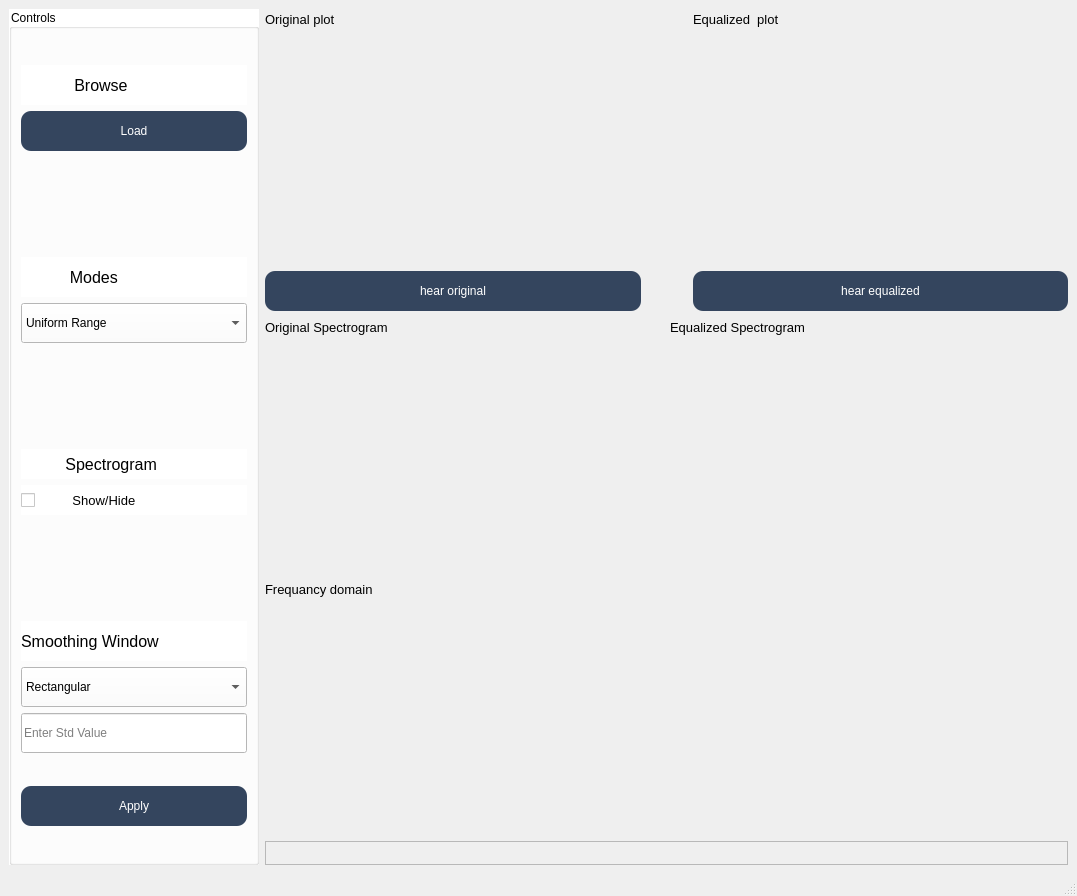
Before: the Qt Designer form task3.ui in malaknasser812/SBME_DSP_Signal-Equalizer, drawn with Qt 5.
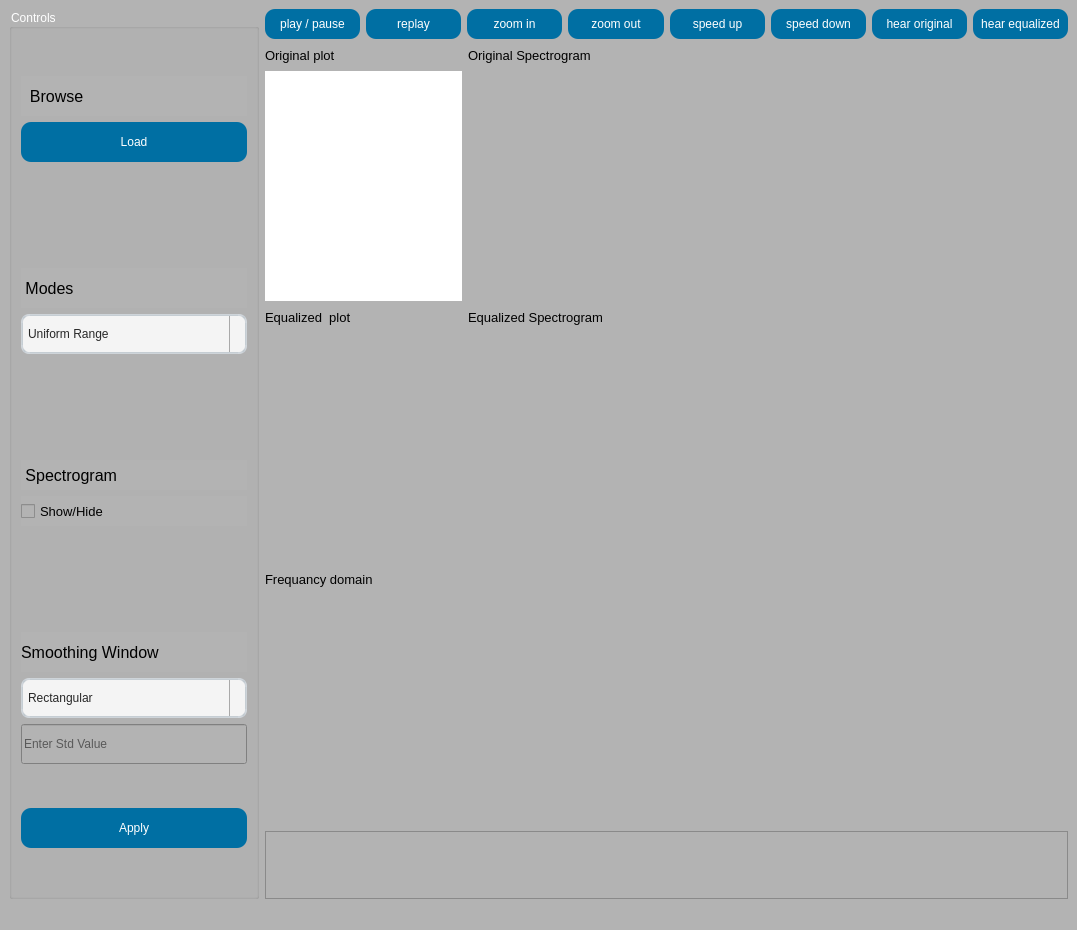
After: the same form once the commit is applied. Icons and pictures are not drawn. Custom widgets are drawn as their Qt base class.

Commit message: from faroooo7aa

Patch:
```diff
--- a/task3.ui
+++ b/task3.ui
@@ -7,19 +7,23 @@
     <x>0</x>
     <y>0</y>
     <width>1077</width>
-    <height>896</height>
+    <height>930</height>
    </rect>
   </property>
   <property name="windowTitle">
    <string>EqualizerApp</string>
   </property>
+  <property name="styleSheet">
+   <string notr="true">background : rgb(179, 179, 179)
+</string>
+  </property>
   <widget class="QWidget" name="centralwidget">
    <property name="styleSheet">
     <string notr="true"/>
    </property>
-   <layout class="QGridLayout" name="gridLayout_6">
+   <layout class="QGridLayout" name="gridLayout_4">
     <item row="0" column="0">
-     <layout class="QGridLayout" name="gridLayout_5">
+     <layout class="QGridLayout" name="gridLayout">
       <item row="0" column="0">
        <widget class="QGroupBox" name="groupBox">
         <property name="minimumSize">
@@ -35,8 +39,9 @@
          </size>
         </property>
         <property name="styleSheet">
-         <string notr="true">
-background-color:#ffffff</string>
+         <string notr="true">color: white;
+background : rgb(179, 179, 179)
+</string>
         </property>
         <property name="title">
          <string>Controls </string>
@@ -57,8 +62,9 @@
             </size>
            </property>
            <property name="styleSheet">
-            <string notr="true">QPushButton {
-background :#34455e;
+            <string notr="true">
+QPushButton {
+background :rgb(0, 111, 163);
 border-radius: 10px;
 color: white;
 }
@@ -70,8 +76,7 @@
 
 border-radius: 10px ; 
 color:#34455e;
-}
-</string>
+}</string>
            </property>
            <property name="text">
             <string>Apply</string>
@@ -103,6 +108,10 @@
                  <bold>false</bold>
                 </font>
                </property>
+               <property name="styleSheet">
+                <string notr="true">color: black
+;</string>
+               </property>
                <property name="text">
                 <string>Smoothing Window</string>
                </property>
@@ -123,7 +132,48 @@
                 </size>
                </property>
                <property name="styleSheet">
-                <string notr="true">background-color: #ffffff;</string>
+                <string notr="true">QComboBox, QFontComboBox {
+    border-width: 2px;
+    border-radius: 8px;
+    border-style: solid;
+    border-top-color: qlineargradient(spread:pad, x1:0.5, y1:1, x2:0.5, y2:0, stop:0 #c1c9cf, stop:1 #d2d8dd);
+    border-right-color: qlineargradient(spread:pad, x1:0, y1:0, x2:1, y2:0, stop:0 #c1c9cf, stop:1 #d2d8dd);
+    border-bottom-color: qlineargradient(spread:pad, x1:0.5, y1:0, x2:0.5, y2:1, stop:0 #c1c9cf, stop:1 #d2d8dd);
+    border-left-color: qlineargradient(spread:pad, x1:1, y1:0, x2:0, y2:0, stop:0 #c1c9cf, stop:1 #d2d8dd);
+    background-color: #f4f4f4;
+    color: #272727;
+    padding-left: 5px;
+}
+QComboBox:editable, QComboBox:!editable, QComboBox::drop-down:editable, QComboBox:!editable:on, QComboBox::drop-down:editable:on {
+    background: #ffff;
+}
+QComboBox::drop-down {
+    subcontrol-origin: padding;
+    subcontrol-position: top right;
+    width: 15px;
+    color: #272727;
+    border-left-width: 1px;
+    border-left-color: darkgray;
+    border-left-style: solid;
+    border-top-right-radius: 3px;
+    border-bottom-right-radius: 3px;
+}
+QComboBox::down-arrow {
+    image: url(/usr/share/icons/Adwaita/16x16/actions/go-down-symbolic.symbolic.png); /*Adawaita icon thene*/
+}
+
+QComboBox::down-arrow:on {
+    top: 1px;
+    left: 1px;
+}
+QComboBox QAbstractItemView {
+    border: 1px solid darkgray;
+    border-radius: 8px;
+    selection-background-color: #dadada;
+    selection-color: #272727;
+    color: #272727;
+    background: white;
+}</string>
                </property>
                <item>
                 <property name="text">
@@ -169,6 +219,10 @@
                <height>40</height>
               </size>
              </property>
+             <property name="styleSheet">
+              <string notr="true">color: black
+;</string>
+             </property>
              <property name="placeholderText">
               <string>Enter Std Value</string>
              </property>
@@ -197,8 +251,12 @@
                  <bold>false</bold>
                 </font>
                </property>
+               <property name="styleSheet">
+                <string notr="true">color: black
+;</string>
+               </property>
                <property name="text">
-                <string>            Browse</string>
+                <string>  Browse</string>
                </property>
               </widget>
              </item>
@@ -219,7 +277,7 @@
                <property name="styleSheet">
                 <string notr="true">
 QPushButton {
-background :#34455e;
+background :rgb(0, 111, 163);
 border-radius: 10px;
 color: white;
 }
@@ -279,8 +337,12 @@
                  <bold>false</bold>
                 </font>
                </property>
+               <property name="styleSheet">
+                <string notr="true">color: black
+;</string>
+               </property>
                <property name="text">
-                <string>           Modes </string>
+                <string> Modes </string>
                </property>
               </widget>
              </item>
@@ -299,7 +361,48 @@
                 </size>
                </property>
                <property name="styleSheet">
-                <string notr="true">background-color: #ffffff;</string>
+                <string notr="true">QComboBox, QFontComboBox {
+    border-width: 2px;
+    border-radius: 8px;
+    border-style: solid;
+    border-top-color: qlineargradient(spread:pad, x1:0.5, y1:1, x2:0.5, y2:0, stop:0 #c1c9cf, stop:1 #d2d8dd);
+    border-right-color: qlineargradient(spread:pad, x1:0, y1:0, x2:1, y2:0, stop:0 #c1c9cf, stop:1 #d2d8dd);
+    border-bottom-color: qlineargradient(spread:pad, x1:0.5, y1:0, x2:0.5, y2:1, stop:0 #c1c9cf, stop:1 #d2d8dd);
+    border-left-color: qlineargradient(spread:pad, x1:1, y1:0, x2:0, y2:0, stop:0 #c1c9cf, stop:1 #d2d8dd);
+    background-color: #f4f4f4;
+    color: #272727;
+    padding-left: 5px;
+}
+QComboBox:editable, QComboBox:!editable, QComboBox::drop-down:editable, QComboBox:!editable:on, QComboBox::drop-down:editable:on {
+    background: #ffff;
+}
+QComboBox::drop-down {
+    subcontrol-origin: padding;
+    subcontrol-position: top right;
+    width: 15px;
+    color: #272727;
+    border-left-width: 1px;
+    border-left-color: darkgray;
+    border-left-style: solid;
+    border-top-right-radius: 3px;
+    border-bottom-right-radius: 3px;
+}
+QComboBox::down-arrow {
+    image: url(/usr/share/icons/Adwaita/16x16/actions/go-down-symbolic.symbolic.png); /*Adawaita icon thene*/
+}
+
+QComboBox::down-arrow:on {
+    top: 1px;
+    left: 1px;
+}
+QComboBox QAbstractItemView {
+    border: 1px solid darkgray;
+    border-radius: 8px;
+    selection-background-color: #dadada;
+    selection-color: #272727;
+    color: #272727;
+    background: white;
+}</string>
                </property>
                <property name="currentIndex">
                 <number>0</number>
@@ -363,8 +466,12 @@
                  <bold>false</bold>
                 </font>
                </property>
+               <property name="styleSheet">
+                <string notr="true">color: black
+;</string>
+               </property>
                <property name="text">
-                <string>          Spectrogram </string>
+                <string> Spectrogram </string>
                </property>
               </widget>
              </item>
@@ -389,8 +496,12 @@
                  <bold>false</bold>
                 </font>
                </property>
+               <property name="styleSheet">
+                <string notr="true">color: black
+;</string>
+               </property>
                <property name="text">
-                <string>         Show/Hide</string>
+                <string>Show/Hide</string>
                </property>
               </widget>
              </item>
@@ -418,250 +529,236 @@
        </widget>
       </item>
       <item row="0" column="1">
-       <layout class="QGridLayout" name="gridLayout_4">
-        <item row="0" column="0">
          <layout class="QVBoxLayout" name="verticalLayout_10">
           <item>
-           <layout class="QGridLayout" name="gridLayout">
-            <item row="0" column="0">
-             <layout class="QHBoxLayout" name="horizontalLayout">
+         <layout class="QVBoxLayout" name="verticalLayout_9">
               <item>
-               <layout class="QVBoxLayout" name="verticalLayout_2">
-                <item>
-                 <widget class="QLabel" name="label">
-                  <property name="minimumSize">
-                   <size>
-                    <width>0</width>
-                    <height>20</height>
-                   </size>
-                  </property>
-                  <property name="maximumSize">
-                   <size>
-                    <width>16777215</width>
-                    <height>20</height>
-                   </size>
-                  </property>
-                  <property name="font">
-                   <font>
-                    <pointsize>10</pointsize>
-                    <weight>50</weight>
-                    <bold>false</bold>
-                   </font>
-                  </property>
-                  <property name="text">
-                   <string>Original plot </string>
-                  </property>
-                 </widget>
-                </item>
-                <item>
-                 <widget class="PlotWidget" name="original_graph" native="true">
-                  <property name="minimumSize">
-                   <size>
-                    <width>0</width>
-                    <height>230</height>
-                   </size>
-                  </property>
-                  <property name="maximumSize">
-                   <size>
-                    <width>16777215</width>
-                    <height>230</height>
-                   </size>
-                  </property>
-                 </widget>
-                </item>
-                <item>
-                 <widget class="QPushButton" name="hear_orig_btn">
-                  <property name="minimumSize">
-                   <size>
-                    <width>0</width>
-                    <height>40</height>
-                   </size>
-                  </property>
-                  <property name="styleSheet">
-                   <string notr="true">
-QPushButton {
-background :#34455e;
-border-radius: 10px;
-color: white;
-}
-
-QPushButton:hover {
-    background-color: white;
-    border: 2px solid #475c7a; 
-    cursor: pointer; 
-
-border-radius: 10px ; 
-color:#34455e;
-}</string>
-                  </property>
-                  <property name="text">
-                   <string>hear original</string>
-                  </property>
-                 </widget>
-                </item>
-               </layout>
-              </item>
-              <item>
-               <layout class="QVBoxLayout" name="verticalLayout">
-                <item>
-                 <spacer name="horizontalSpacer_2">
-                  <property name="orientation">
-                   <enum>Qt::Horizontal</enum>
-                  </property>
-                  <property name="sizeType">
-                   <enum>QSizePolicy::Fixed</enum>
-                  </property>
-                  <property name="sizeHint" stdset="0">
-                   <size>
-                    <width>10</width>
-                    <height>20</height>
-                   </size>
-                  </property>
-                 </spacer>
-                </item>
+           <layout class="QHBoxLayout" name="horizontalLayout_3">
                 <item>
                  <widget class="QPushButton" name="play_pause_btn">
+              <property name="minimumSize">
+               <size>
+                <width>0</width>
+                <height>30</height>
+               </size>
+              </property>
+              <property name="styleSheet">
+               <string notr="true">
+QPushButton {
+background :rgb(0, 111, 163);
+border-radius: 10px;
+color: white;
+}
+
+QPushButton:hover {
+    background-color: white;
+    border: 2px solid #475c7a; 
+    cursor: pointer; 
+
+border-radius: 10px ; 
+color:#34455e;
+}</string>
+              </property>
                   <property name="text">
-                   <string/>
-                  </property>
-                  <property name="icon">
-                   <iconset>
-                    <normaloff>imgs/pause.png</normaloff>imgs/pause.png</iconset>
+               <string>play / pause</string>
                   </property>
                   <property name="flat">
-                   <bool>true</bool>
+               <bool>false</bool>
                   </property>
                  </widget>
                 </item>
                 <item>
                  <widget class="QPushButton" name="replay_btn">
+              <property name="minimumSize">
+               <size>
+                <width>0</width>
+                <height>30</height>
+               </size>
+              </property>
+              <property name="styleSheet">
+               <string notr="true">
+QPushButton {
+background :rgb(0, 111, 163);
+border-radius: 10px;
+color: white;
+}
+
+QPushButton:hover {
+    background-color: white;
+    border: 2px solid #475c7a; 
+    cursor: pointer; 
+
+border-radius: 10px ; 
+color:#34455e;
+}</string>
+              </property>
                   <property name="text">
-                   <string/>
-                  </property>
-                  <property name="icon">
-                   <iconset>
-                    <normaloff>imgs/replay.png</normaloff>imgs/replay.png</iconset>
+               <string>replay</string>
                   </property>
                   <property name="flat">
-                   <bool>true</bool>
+               <bool>false</bool>
                   </property>
                  </widget>
                 </item>
                 <item>
                  <widget class="QPushButton" name="zoom_in_btn">
+              <property name="minimumSize">
+               <size>
+                <width>0</width>
+                <height>30</height>
+               </size>
+              </property>
+              <property name="styleSheet">
+               <string notr="true">
+QPushButton {
+background :rgb(0, 111, 163);
+border-radius: 10px;
+color: white;
+}
+
+QPushButton:hover {
+    background-color: white;
+    border: 2px solid #475c7a; 
+    cursor: pointer; 
+
+border-radius: 10px ; 
+color:#34455e;
+}</string>
+              </property>
                   <property name="text">
-                   <string/>
-                  </property>
-                  <property name="icon">
-                   <iconset>
-                    <normaloff>imgs/zoom-in.png</normaloff>imgs/zoom-in.png</iconset>
+               <string>zoom in</string>
                   </property>
                   <property name="flat">
-                   <bool>true</bool>
+               <bool>false</bool>
                   </property>
                  </widget>
                 </item>
                 <item>
                  <widget class="QPushButton" name="zoom_out_btn">
+              <property name="minimumSize">
+               <size>
+                <width>0</width>
+                <height>30</height>
+               </size>
+              </property>
+              <property name="styleSheet">
+               <string notr="true">
+QPushButton {
+background :rgb(0, 111, 163);
+border-radius: 10px;
+color: white;
+}
+
+QPushButton:hover {
+    background-color: white;
+    border: 2px solid #475c7a; 
+    cursor: pointer; 
+
+border-radius: 10px ; 
+color:#34455e;
+}</string>
+              </property>
                   <property name="text">
-                   <string/>
-                  </property>
-                  <property name="icon">
-                   <iconset>
-                    <normaloff>imgs/zoom-out.png</normaloff>imgs/zoom-out.png</iconset>
+               <string>zoom out</string>
                   </property>
                   <property name="flat">
-                   <bool>true</bool>
+               <bool>false</bool>
                   </property>
                  </widget>
                 </item>
                 <item>
                  <widget class="QPushButton" name="speed_up_btn">
+              <property name="minimumSize">
+               <size>
+                <width>0</width>
+                <height>30</height>
+               </size>
+              </property>
+              <property name="styleSheet">
+               <string notr="true">
+QPushButton {
+background :rgb(0, 111, 163);
+border-radius: 10px;
+color: white;
+}
+
+QPushButton:hover {
+    background-color: white;
+    border: 2px solid #475c7a; 
+    cursor: pointer; 
+
+border-radius: 10px ; 
+color:#34455e;
+}</string>
+              </property>
                   <property name="text">
-                   <string/>
-                  </property>
-                  <property name="icon">
-                   <iconset>
-                    <normaloff>imgs/speed up.png</normaloff>imgs/speed up.png</iconset>
+               <string>speed up</string>
                   </property>
                   <property name="flat">
-                   <bool>true</bool>
+               <bool>false</bool>
                   </property>
                  </widget>
                 </item>
                 <item>
                  <widget class="QPushButton" name="speed_down_btn">
+              <property name="minimumSize">
+               <size>
+                <width>0</width>
+                <height>30</height>
+               </size>
+              </property>
+              <property name="styleSheet">
+               <string notr="true">
+QPushButton {
+background :rgb(0, 111, 163);
+border-radius: 10px;
+color: white;
+}
+
+QPushButton:hover {
+    background-color: white;
+    border: 2px solid #475c7a; 
+    cursor: pointer; 
+
+border-radius: 10px ; 
+color:#34455e;
+}</string>
+              </property>
                   <property name="text">
-                   <string/>
-                  </property>
-                  <property name="icon">
-                   <iconset>
-                    <normaloff>imgs/speed down.png</normaloff>imgs/speed down.png</iconset>
+               <string>speed down</string>
                   </property>
                   <property name="flat">
-                   <bool>true</bool>
+               <bool>false</bool>
                   </property>
                  </widget>
                 </item>
                 <item>
-                 <spacer name="horizontalSpacer">
-                  <property name="orientation">
-                   <enum>Qt::Horizontal</enum>
-                  </property>
-                  <property name="sizeType">
-                   <enum>QSizePolicy::Fixed</enum>
-                  </property>
-                  <property name="sizeHint" stdset="0">
-                   <size>
-                    <width>10</width>
-                    <height>20</height>
-                   </size>
-                  </property>
-                 </spacer>
-                </item>
-               </layout>
-              </item>
-              <item>
-               <layout class="QVBoxLayout" name="verticalLayout_4">
-                <item>
-                 <widget class="QLabel" name="label_2">
+             <widget class="QPushButton" name="hear_orig_btn">
                   <property name="minimumSize">
                    <size>
                     <width>0</width>
-                    <height>20</height>
-                   </size>
-                  </property>
-                  <property name="maximumSize">
-                   <size>
-                    <width>16777215</width>
-                    <height>20</height>
-                   </size>
-                  </property>
-                  <property name="font">
-                   <font>
-                    <pointsize>10</pointsize>
-                    <weight>50</weight>
-                    <bold>false</bold>
-                   </font>
+                <height>30</height>
+               </size>
+              </property>
+              <property name="styleSheet">
+               <string notr="true">
+QPushButton {
+background :rgb(0, 111, 163);
+border-radius: 10px;
+color: white;
+}
+
+QPushButton:hover {
+    background-color: white;
+    border: 2px solid #475c7a; 
+    cursor: pointer; 
+
+border-radius: 10px ; 
+color:#34455e;
+}</string>
                   </property>
                   <property name="text">
-                   <string>Equalized  plot </string>
-                  </property>
-                 </widget>
-                </item>
-                <item>
-                 <widget class="PlotWidget" name="equalized_graph" native="true">
-                  <property name="minimumSize">
-                   <size>
-                    <width>0</width>
-                    <height>230</height>
-                   </size>
-                  </property>
-                  <property name="maximumSize">
-                   <size>
-                    <width>16777215</width>
-                    <height>230</height>
-                   </size>
+               <string>hear original</string>
                   </property>
                  </widget>
                 </item>
@@ -670,13 +767,13 @@
                   <property name="minimumSize">
                    <size>
                     <width>0</width>
-                    <height>40</height>
+                <height>30</height>
                    </size>
                   </property>
                   <property name="styleSheet">
                    <string notr="true">
 QPushButton {
-background :#34455e;
+background :rgb(0, 111, 163);
 border-radius: 10px;
 color: white;
 }
@@ -697,12 +794,63 @@
                 </item>
                </layout>
               </item>
+          <item>
+           <layout class="QHBoxLayout" name="horizontalLayout">
+            <item>
+             <layout class="QVBoxLayout" name="verticalLayout_2">
+              <item>
+               <widget class="QLabel" name="label">
+                <property name="minimumSize">
+                 <size>
+                  <width>0</width>
+                  <height>20</height>
+                 </size>
+                </property>
+                <property name="maximumSize">
+                 <size>
+                  <width>16777215</width>
+                  <height>20</height>
+                 </size>
+                </property>
+                <property name="font">
+                 <font>
+                  <pointsize>10</pointsize>
+                  <weight>50</weight>
+                  <bold>false</bold>
+                 </font>
+                </property>
+                <property name="styleSheet">
+                 <string notr="true">color: black
+;</string>
+                </property>
+                <property name="text">
+                 <string>Original plot </string>
+                </property>
+               </widget>
+              </item>
+              <item>
+               <widget class="PlotWidget" name="original_graph" native="true">
+                <property name="minimumSize">
+                 <size>
+                  <width>0</width>
+                  <height>230</height>
+                 </size>
+                </property>
+                <property name="maximumSize">
+                 <size>
+                  <width>16777215</width>
+                  <height>230</height>
+                 </size>
+                </property>
+                <property name="styleSheet">
+                 <string notr="true">background: white</string>
+                </property>
+               </widget>
+              </item>
              </layout>
             </item>
-            <item row="1" column="0">
-             <layout class="QHBoxLayout" name="horizontalLayout_2">
               <item>
-               <layout class="QVBoxLayout" name="verticalLayout_3">
+             <layout class="QVBoxLayout" name="verticalLayout">
                 <item>
                  <widget class="QLabel" name="label_3">
                   <property name="minimumSize">
@@ -724,16 +872,74 @@
                     <bold>false</bold>
                    </font>
                   </property>
+                <property name="styleSheet">
+                 <string notr="true">color: black
+;</string>
+                </property>
                   <property name="text">
                    <string>Original Spectrogram</string>
                   </property>
                  </widget>
                 </item>
                 <item>
-                 <widget class="PlotWidget" name="spectrogram_before" native="true">
+               <widget class="QWidget" name="spectrogram_before" native="true">
                   <property name="minimumSize">
                    <size>
+                  <width>600</width>
+                  <height>0</height>
+                 </size>
+                </property>
+                <property name="maximumSize">
+                 <size>
+                  <width>600</width>
+                  <height>16777215</height>
+                 </size>
+                </property>
+               </widget>
+              </item>
+             </layout>
+            </item>
+           </layout>
+          </item>
+          <item>
+           <layout class="QHBoxLayout" name="horizontalLayout_2">
+            <item>
+             <layout class="QVBoxLayout" name="verticalLayout_3">
+              <item>
+               <widget class="QLabel" name="label_2">
+                <property name="minimumSize">
+                 <size>
                     <width>0</width>
+                  <height>20</height>
+                 </size>
+                </property>
+                <property name="maximumSize">
+                 <size>
+                  <width>16777215</width>
+                  <height>20</height>
+                 </size>
+                </property>
+                <property name="font">
+                 <font>
+                  <pointsize>10</pointsize>
+                  <weight>50</weight>
+                  <bold>false</bold>
+                 </font>
+                </property>
+                <property name="styleSheet">
+                 <string notr="true">color: black
+;</string>
+                </property>
+                <property name="text">
+                 <string>Equalized  plot </string>
+                </property>
+               </widget>
+              </item>
+              <item>
+               <widget class="PlotWidget" name="equalized_graph" native="true">
+                <property name="minimumSize">
+                 <size>
+                  <width>0</width>
                     <height>230</height>
                    </size>
                   </property>
@@ -748,7 +954,7 @@
                </layout>
               </item>
               <item>
-               <layout class="QVBoxLayout" name="verticalLayout_8">
+             <layout class="QVBoxLayout" name="verticalLayout_4">
                 <item>
                  <widget class="QLabel" name="label_4">
                   <property name="minimumSize">
@@ -770,23 +976,33 @@
                     <bold>false</bold>
                    </font>
                   </property>
+                <property name="styleSheet">
+                 <string notr="true">color: black
+;</string>
+                </property>
                   <property name="text">
                    <string>Equalized Spectrogram</string>
                   </property>
                  </widget>
                 </item>
                 <item>
-                 <widget class="PlotWidget" name="spectrogram_after" native="true">
+               <widget class="QWidget" name="spectrogram_after" native="true">
                   <property name="minimumSize">
                    <size>
-                    <width>0</width>
-                    <height>230</height>
+                  <width>600</width>
+                  <height>0</height>
                    </size>
                   </property>
                   <property name="maximumSize">
                    <size>
-                    <width>16777215</width>
-                    <height>230</height>
+                  <width>600</width>
+                  <height>16777215</height>
+                 </size>
+                </property>
+                <property name="sizeIncrement">
+                 <size>
+                  <width>200</width>
+                  <height>0</height>
                    </size>
                   </property>
                  </widget>
@@ -795,10 +1011,8 @@
               </item>
              </layout>
             </item>
-           </layout>
-          </item>
           <item>
-           <layout class="QVBoxLayout" name="verticalLayout_9">
+           <layout class="QVBoxLayout" name="verticalLayout_8">
             <item>
              <widget class="QLabel" name="label_8">
               <property name="minimumSize">
@@ -820,6 +1034,10 @@
                 <bold>false</bold>
                </font>
               </property>
+              <property name="styleSheet">
+               <string notr="true">color: black
+;</string>
+              </property>
               <property name="text">
                <string>Frequancy domain</string>
               </property>
@@ -845,7 +1063,7 @@
           </item>
          </layout>
         </item>
-        <item row="1" column="0">
+        <item>
          <widget class="QFrame" name="sliders_frame">
           <property name="minimumSize">
            <size>
@@ -859,6 +1077,57 @@
             <height>150</height>
            </size>
           </property>
+          <property name="styleSheet">
+           <string notr="true">QSlider::groove {
+    border: 1px solid #bbbbbb;
+    background-color: #52595d;
+    border-radius: 4px;
+}
+QSlider::groove:horizontal {
+    height: 6px;
+}
+QSlider::groove:vertical {
+    width: 6px;
+}
+QSlider::handle:horizontal {
+    background: #ffffff;
+    border-style: solid;
+    border-width: 1px;
+    border-color: rgb(207,207,207);
+    width: 12px;
+    margin: -5px 0;
+    border-radius: 7px;
+}
+QSlider::handle:vertical {
+    background: #ffffff;
+    border-style: solid;
+    border-width: 1px;
+    border-color: rgb(207,207,207);
+    height: 12px;
+    margin: 0 -5px;
+    border-radius: 7px;
+}
+QSlider::add-page, QSlider::sub-page {
+    border: 1px transparent;
+    background-color: #52595d;
+    border-radius: 4px;
+}
+QSlider::add-page:horizontal {
+    background: qlineargradient(spread:pad, x1:0, y1:0, x2:0, y2:1, stop:0 #ddd5d5, stop:0.5 #dad3d3, stop:1 #ddd5d5);
+}
+QSlider::sub-page:horizontal {
+    background-color: qlineargradient(spread:pad, x1:0, y1:0, x2:1, y2:0, stop:0 #467dd1, stop:0.5 #3b88fc, stop:1 #467dd1);
+}
+QSlider::add-page:vertical {
+    background-color: qlineargradient(spread:pad, x1:0, y1:0, x2:0, y2:1, stop:0 #467dd1, stop:0.5 #3b88fc, stop:1 #467dd1);
+}
+QSlider::sub-page:vertical {
+    background: qlineargradient(spread:pad, x1:0, y1:0, x2:1, y2:0, stop:0 #ddd5d5, stop:0.5 #dad3d3, stop:1 #ddd5d5);
+}
+QSlider::add-page:horizontal:disabled, QSlider::sub-page:horizontal:disabled, QSlider::add-page:vertical:disabled, QSlider::sub-page:vertical:disabled {
+    background: #b9b9b9;
+}</string>
+          </property>
           <property name="frameShape">
            <enum>QFrame::StyledPanel</enum>
           </property>
```
Lines whose indentation alone changed are shown as unchanged. The commit also changes 1 other file.
